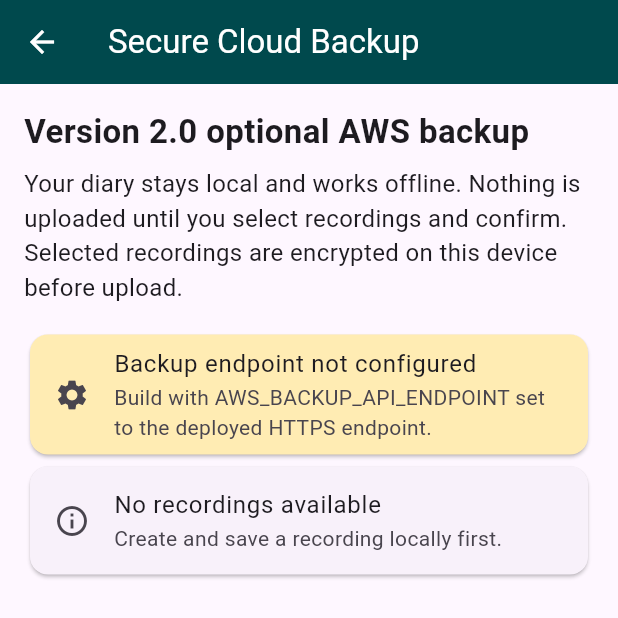
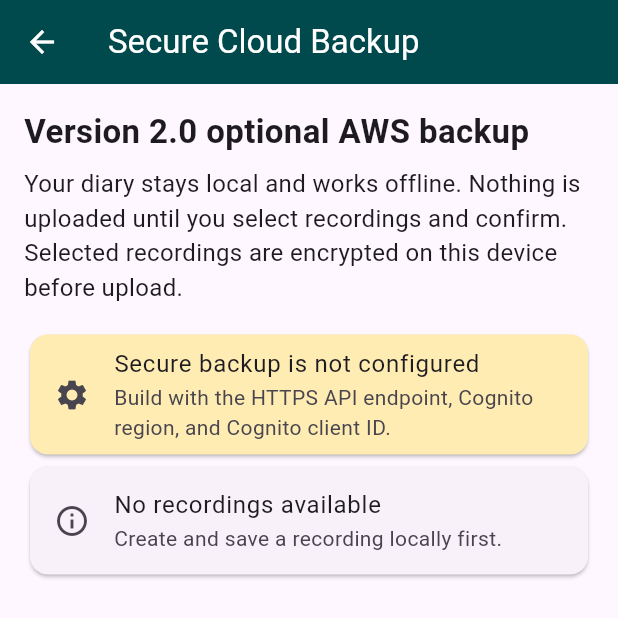
Before and after one commit to kelvinmukiibi/diary-world, a Flutter app: the AwsBackupPage screen opened directly, on a phone screen of 412 x 824 dp, the top half of it. Run offline on Flutter 3.47's test engine with Material 3 defaults, Android fonts, the phone set to English and light mode, and no system bars; our stand-ins replace audioplayers, connectivity_plus, flutter_blue_plus, flutter_tts, permission_handler, shared_preferences and 2 more; missing offline and left inert: cryptography, flutter_sound; accounts and stored records are empty.

Commit message:
Harden Version 2.0 backup security

```diff
--- a/config/aws_backup.example.json
+++ b/config/aws_backup.example.json
@@ -1,3 +1,5 @@
 {
-  "AWS_BACKUP_API_ENDPOINT": "https://replace-me.execute-api.region.amazonaws.com/v2/backup/presign"
+  "AWS_BACKUP_API_ENDPOINT": "https://replace-me.execute-api.region.amazonaws.com/v2/backup/presign",
+  "AWS_COGNITO_REGION": "us-east-1",
+  "AWS_COGNITO_CLIENT_ID": "replace-with-public-cognito-app-client-id"
 }
--- a/lib/aws_backup/aws_backup_page.dart
+++ b/lib/aws_backup/aws_backup_page.dart
@@ -6,6 +6,7 @@ import 'package:shared_preferences/shared_preferences.dart';
 
 import 'aws_backup_service.dart';
 import 'backup_encryption_service.dart';
+import 'cognito_auth_service.dart';
 import 'diary_backup_entry.dart';
 
 class AwsBackupPage extends StatefulWidget {
@@ -18,13 +19,17 @@ class AwsBackupPage extends StatefulWidget {
 class _AwsBackupPageState extends State<AwsBackupPage> {
   final FlutterTts _tts = FlutterTts();
   final AwsBackupService _backupService = AwsBackupService();
+  final CognitoAuthService _authService = CognitoAuthService();
   final BackupEncryptionService _encryptionService = BackupEncryptionService();
+  final TextEditingController _usernameController = TextEditingController();
+  final TextEditingController _passwordController = TextEditingController();
   final TextEditingController _passphraseController = TextEditingController();
   final Set<int> _selectedIndexes = <int>{};
 
   List<DiaryBackupEntry> _entries = const [];
   bool _loading = true;
   bool _backingUp = false;
+  bool _hideAccountPassword = true;
   bool _hidePassphrase = true;
   String? _statusMessage;
 
@@ -40,7 +45,7 @@ class _AwsBackupPageState extends State<AwsBackupPage> {
     await _tts.setSpeechRate(0.45);
   }
 
-  // Version 2.0 AWS secure-backup change: legacy recordings remain the source
+  // Version 2.0 cybersecurity change: legacy recordings remain the source
   // of truth. This screen reads them but never edits or deletes local entries.
   Future<void> _loadLocalEntries() async {
     final preferences = await SharedPreferences.getInstance();
@@ -78,6 +83,14 @@ class _AwsBackupPageState extends State<AwsBackupPage> {
       );
       return;
     }
+    if (_usernameController.text.trim().isEmpty ||
+        _passwordController.text.isEmpty) {
+      await _setStatus(
+        'Enter your secure backup account username and password.',
+        isError: true,
+      );
+      return;
+    }
 
     final confirmed = await showDialog<bool>(
           context: context,
@@ -106,12 +119,25 @@ class _AwsBackupPageState extends State<AwsBackupPage> {
     if (!confirmed || !mounted) return;
     setState(() {
       _backingUp = true;
-      _statusMessage = 'Encrypting selected diary recordings...';
+      _statusMessage = 'Authenticating the secure backup request...';
     });
-    await _tts.speak('Encrypting the selected recordings.');
+    await _tts.speak('Authenticating the secure backup request.');
 
     try {
-      final selectedEntries = _selectedIndexes.map((index) => _entries[index]).toList();
+      // Version 2.0 cybersecurity change: Cognito returns a short-lived token
+      // used only for this request. Credentials and tokens are never persisted.
+      final idToken = await _authService.authenticate(
+        username: _usernameController.text,
+        password: _passwordController.text,
+      );
+      _passwordController.clear();
+      if (!mounted) return;
+      setState(
+          () => _statusMessage = 'Encrypting selected diary recordings...');
+      await _tts.speak('Authentication complete. Encrypting the recordings.');
+
+      final selectedEntries =
+          _selectedIndexes.map((index) => _entries[index]).toList();
       final encryptedBytes = await _encryptionService.encryptEntries(
         entries: selectedEntries,
         passphrase: _passphraseController.text,
@@ -120,13 +146,27 @@ class _AwsBackupPageState extends State<AwsBackupPage> {
       setState(() => _statusMessage = 'Uploading encrypted backup securely...');
       await _tts.speak('Encryption complete. Starting the secure upload.');
 
-      final result = await _backupService.uploadEncryptedBackup(encryptedBytes);
+      final timestamp = DateTime.now().toUtc();
+      final compactTimestamp = '${timestamp.year.toString().padLeft(4, '0')}'
+          '${timestamp.month.toString().padLeft(2, '0')}'
+          '${timestamp.day.toString().padLeft(2, '0')}T'
+          '${timestamp.hour.toString().padLeft(2, '0')}'
+          '${timestamp.minute.toString().padLeft(2, '0')}'
+          '${timestamp.second.toString().padLeft(2, '0')}Z';
+      final result = await _backupService.uploadEncryptedBackup(
+        encryptedBytes: encryptedBytes,
+        idToken: idToken,
+        fileName: 'diary-world-backup-$compactTimestamp.diarybackup.json',
+      );
       _passphraseController.clear();
       await _setStatus(
-        'Backup completed successfully. Reference: ${result.objectKey}',
+        'Backup completed successfully. Reference: ${result.backupId}',
         isError: false,
       );
     } on BackupEncryptionException catch (error) {
+      await _setStatus(error.message, isError: true);
+    } on CognitoAuthException catch (error) {
+      _passwordController.clear();
       await _setStatus(error.message, isError: true);
     } on AwsBackupException catch (error) {
       await _setStatus(error.message, isError: true);
@@ -150,6 +190,9 @@ class _AwsBackupPageState extends State<AwsBackupPage> {
   @override
   void dispose() {
     _backupService.close();
+    _authService.close();
+    _usernameController.dispose();
+    _passwordController.dispose();
     _passphraseController.dispose();
     _tts.stop();
     super.dispose();
@@ -173,7 +216,8 @@ class _AwsBackupPageState extends State<AwsBackupPage> {
                     header: true,
                     child: const Text(
                       'Version 2.0 optional AWS backup',
-                      style: TextStyle(fontSize: 22, fontWeight: FontWeight.bold),
+                      style:
+                          TextStyle(fontSize: 22, fontWeight: FontWeight.bold),
                     ),
                   ),
                   const SizedBox(height: 8),
@@ -184,14 +228,15 @@ class _AwsBackupPageState extends State<AwsBackupPage> {
                     style: TextStyle(fontSize: 16),
                   ),
                   const SizedBox(height: 16),
-                  if (_backupService.configuredEndpoint == null)
+                  if (_backupService.configuredEndpoint == null ||
+                      !_authService.isConfigured)
                     Card(
                       color: Colors.amber.shade100,
                       child: const ListTile(
                         leading: Icon(Icons.settings),
-                        title: Text('Backup endpoint not configured'),
+                        title: Text('Secure backup is not configured'),
                         subtitle: Text(
-                          'Build with AWS_BACKUP_API_ENDPOINT set to the deployed HTTPS endpoint.',
+                          'Build with the HTTPS API endpoint, Cognito region, and Cognito client ID.',
                         ),
                       ),
                     ),
@@ -200,7 +245,8 @@ class _AwsBackupPageState extends State<AwsBackupPage> {
                       child: ListTile(
                         leading: Icon(Icons.info_outline),
                         title: Text('No recordings available'),
-                        subtitle: Text('Create and save a recording locally first.'),
+                        subtitle:
+                            Text('Create and save a recording locally first.'),
                       ),
                     )
                   else ...[
@@ -208,7 +254,8 @@ class _AwsBackupPageState extends State<AwsBackupPage> {
                       header: true,
                       child: const Text(
                         'Choose recordings',
-                        style: TextStyle(fontSize: 18, fontWeight: FontWeight.bold),
+                        style: TextStyle(
+                            fontSize: 18, fontWeight: FontWeight.bold),
                       ),
                     ),
                     ...List.generate(_entries.length, (index) {
@@ -232,6 +279,45 @@ class _AwsBackupPageState extends State<AwsBackupPage> {
                       );
                     }),
                     const SizedBox(height: 16),
+                    // Version 2.0 cybersecurity change: authentication fields
+                    // are transient and intentionally have no persistence.
+                    TextField(
+                      controller: _usernameController,
+                      enabled: !_backingUp,
+                      autocorrect: false,
+                      decoration: const InputDecoration(
+                        labelText: 'Backup account username',
+                        border: OutlineInputBorder(),
+                      ),
+                    ),
+                    const SizedBox(height: 12),
+                    TextField(
+                      controller: _passwordController,
+                      enabled: !_backingUp,
+                      obscureText: _hideAccountPassword,
+                      autocorrect: false,
+                      enableSuggestions: false,
+                      decoration: InputDecoration(
+                        labelText: 'Backup account password',
+                        helperText:
+                            'Used only to request a short-lived Cognito token.',
+                        border: const OutlineInputBorder(),
+                        suffixIcon: IconButton(
+                          tooltip: _hideAccountPassword
+                              ? 'Show account password'
+                              : 'Hide account password',
+                          onPressed: () => setState(
+                            () => _hideAccountPassword = !_hideAccountPassword,
+                          ),
+                          icon: Icon(
+                            _hideAccountPassword
+                                ? Icons.visibility
+                                : Icons.visibility_off,
+                          ),
+                        ),
+                      ),
+                    ),
+                    const SizedBox(height: 12),
                     TextField(
                       controller: _passphraseController,
                       enabled: !_backingUp,
@@ -240,15 +326,20 @@ class _AwsBackupPageState extends State<AwsBackupPage> {
                       enableSuggestions: false,
                       decoration: InputDecoration(
                         labelText: 'Private backup passphrase',
-                        helperText: 'At least 12 characters; never sent to AWS.',
+                        helperText:
+                            'At least 12 characters; never sent to AWS.',
                         border: const OutlineInputBorder(),
                         suffixIcon: IconButton(
-                          tooltip: _hidePassphrase ? 'Show passphrase' : 'Hide passphrase',
+                          tooltip: _hidePassphrase
+                              ? 'Show passphrase'
+                              : 'Hide passphrase',
                           onPressed: () => setState(
                             () => _hidePassphrase = !_hidePassphrase,
                           ),
                           icon: Icon(
-                            _hidePassphrase ? Icons.visibility : Icons.visibility_off,
+                            _hidePassphrase
+                                ? Icons.visibility
+                                : Icons.visibility_off,
                           ),
                         ),
                       ),
@@ -259,17 +350,21 @@ class _AwsBackupPageState extends State<AwsBackupPage> {
                       label: 'Confirm and securely back up selected recordings',
                       child: FilledButton.icon(
                         onPressed: _backingUp ||
-                                _backupService.configuredEndpoint == null
+                                _backupService.configuredEndpoint == null ||
+                                !_authService.isConfigured
                             ? null
                             : _startBackup,
                         icon: _backingUp
                             ? const SizedBox.square(
                                 dimension: 20,
-                                child: CircularProgressIndicator(strokeWidth: 2),
+                                child:
+                                    CircularProgressIndicator(strokeWidth: 2),
                               )
                             : const Icon(Icons.lock),
                         label: Text(
-                          _backingUp ? 'Backing up...' : 'Confirm secure backup',
+                          _backingUp
+                              ? 'Backing up...'
+                              : 'Confirm secure backup',
                         ),
                       ),
                     ),
@@ -280,7 +375,8 @@ class _AwsBackupPageState extends State<AwsBackupPage> {
                       liveRegion: true,
                       child: Text(
                         _statusMessage!,
-                        style: const TextStyle(fontSize: 16, fontWeight: FontWeight.w600),
+                        style: const TextStyle(
+                            fontSize: 16, fontWeight: FontWeight.w600),
                       ),
                     ),
                   ],
--- a/lib/aws_backup/backup_encryption_service.dart
+++ b/lib/aws_backup/backup_encryption_service.dart
@@ -26,7 +26,7 @@ class BackupEncryptionService {
 
   final Random _secureRandom;
 
-  // Version 2.0 AWS secure-backup change: diary audio and its identifying
+  // Version 2.0 cybersecurity change: diary audio and its identifying
   // metadata are encrypted together before any presigned URL is requested.
   // The passphrase never leaves the device and is not included in the envelope.
   Future<Uint8List> encryptEntries({
--- a/lib/aws_backup/diary_backup_entry.dart
+++ b/lib/aws_backup/diary_backup_entry.dart
@@ -1,4 +1,4 @@
-// Version 2.0 AWS secure-backup change: a small model isolates the legacy
+// Version 2.0 cybersecurity change: a small model isolates the legacy
 // SharedPreferences recording format from the new backup feature.
 class DiaryBackupEntry {
   const DiaryBackupEntry({
--- a/lib/main.dart
+++ b/lib/main.dart
@@ -17,7 +17,7 @@ class MyApp extends StatelessWidget {
         colorScheme: ColorScheme.fromSeed(seedColor: Colors.deepPurple),
         useMaterial3: true,
       ),
-      home:  DiaryWorldPage(),
+      home: DiaryWorldPage(),
     );
   }
 }
--- a/pubspec.yaml
+++ b/pubspec.yaml
@@ -49,6 +49,7 @@ dependencies:
   # Version 2.0 AWS secure-backup change: explicit networking, connectivity,
   # encryption, date, and local-path dependencies for optional backups.
   connectivity_plus: ^6.1.4
+  crypto: ^3.0.6
   cryptography: ^2.7.0
   http: ^1.2.2
   intl: ^0.20.0
```
Also changed, not shown: aws/template.yaml (+70 -3 lines), lib/aws_backup/aws_backup_service.dart (+84 -14 lines), lib/aws_backup/cognito_auth_service.dart (added, +114 -0 lines), pubspec.lock, 13 other files.
